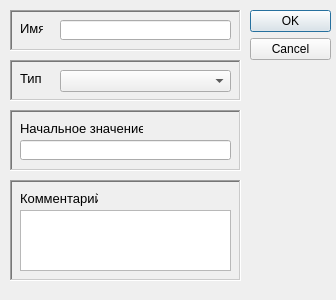
This is RC/qvariableeditor.ui in graf-abolmasov/PGraph as Qt 5 draws it before an edit. The edited form follows.
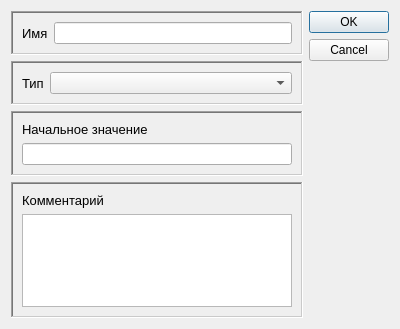
This is the edited form. Icons and pictures are not drawn.

Commit message:
! Важное изменение алгоритма создания актора на основе базового модуля. ! Изменена структура БД: добавлено поле nev в таблицу databaz. Добавлены скрипты автоматического заполнения БД. ! Отредактированы все формы с использованием layouts везде, где необходимо.
* Исправлена ошибка при создании редактора массива.

What changed in the file:
```diff
--- a/RC/qvariableeditor.ui
+++ b/RC/qvariableeditor.ui
@@ -6,20 +6,20 @@
    <rect>
     <x>0</x>
     <y>0</y>
-    <width>336</width>
-    <height>300</height>
+    <width>400</width>
+    <height>329</height>
    </rect>
   </property>
   <property name="minimumSize">
    <size>
-    <width>336</width>
+    <width>400</width>
     <height>300</height>
    </size>
   </property>
   <property name="maximumSize">
    <size>
-    <width>336</width>
-    <height>300</height>
+    <width>800</width>
+    <height>600</height>
    </size>
   </property>
   <property name="windowTitle">
@@ -29,31 +29,11 @@
    <iconset resource="resources.qrc">
     <normaloff>:/images/G.png</normaloff>:/images/G.png</iconset>
   </property>
-  <widget class="QDialogButtonBox" name="buttonBox">
-   <property name="geometry">
-    <rect>
-     <x>250</x>
-     <y>10</y>
-     <width>81</width>
-     <height>61</height>
-    </rect>
-   </property>
-   <property name="orientation">
-    <enum>Qt::Vertical</enum>
-   </property>
-   <property name="standardButtons">
-    <set>QDialogButtonBox::Cancel|QDialogButtonBox::Ok</set>
-   </property>
-  </widget>
+  <layout class="QHBoxLayout" name="horizontalLayout_3">
+   <item>
+    <layout class="QVBoxLayout" name="verticalLayout_3">
+     <item>
   <widget class="QFrame" name="frame">
-   <property name="geometry">
-    <rect>
-     <x>10</x>
-     <y>10</y>
-     <width>231</width>
-     <height>41</height>
-    </rect>
-   </property>
    <property name="frameShape">
     <enum>QFrame::WinPanel</enum>
    </property>
@@ -66,15 +46,9 @@
    <property name="midLineWidth">
     <number>1</number>
    </property>
+       <layout class="QHBoxLayout" name="horizontalLayout">
+        <item>
    <widget class="QLabel" name="nameLbl">
-    <property name="geometry">
-     <rect>
-      <x>10</x>
-      <y>10</y>
-      <width>23</width>
-      <height>16</height>
-     </rect>
-    </property>
     <property name="font">
      <font>
       <pointsize>10</pointsize>
@@ -87,26 +61,15 @@
      <cstring>nameEdt</cstring>
     </property>
    </widget>
-   <widget class="QLineEdit" name="nameEdt">
-    <property name="geometry">
-     <rect>
-      <x>50</x>
-      <y>10</y>
-      <width>171</width>
-      <height>20</height>
-     </rect>
-    </property>
-   </widget>
-  </widget>
+        </item>
+        <item>
+         <widget class="QLineEdit" name="nameEdt"/>
+        </item>
+       </layout>
+      </widget>
+     </item>
+     <item>
   <widget class="QFrame" name="frame_2">
-   <property name="geometry">
-    <rect>
-     <x>10</x>
-     <y>60</y>
-     <width>231</width>
-     <height>41</height>
-    </rect>
-   </property>
    <property name="frameShape">
     <enum>QFrame::WinPanel</enum>
    </property>
@@ -119,14 +82,14 @@
    <property name="midLineWidth">
     <number>1</number>
    </property>
+       <layout class="QHBoxLayout" name="horizontalLayout_2">
+        <item>
    <widget class="QLabel" name="typeLbl">
-    <property name="geometry">
-     <rect>
-      <x>10</x>
-      <y>10</y>
-      <width>22</width>
-      <height>16</height>
-     </rect>
+          <property name="sizePolicy">
+           <sizepolicy hsizetype="Preferred" vsizetype="Preferred">
+            <horstretch>0</horstretch>
+            <verstretch>0</verstretch>
+           </sizepolicy>
     </property>
     <property name="font">
      <font>
@@ -140,26 +103,22 @@
      <cstring>typeCmbBox</cstring>
     </property>
    </widget>
+        </item>
+        <item>
    <widget class="QComboBox" name="typeCmbBox">
-    <property name="geometry">
-     <rect>
-      <x>50</x>
-      <y>10</y>
-      <width>171</width>
-      <height>22</height>
-     </rect>
-    </property>
-   </widget>
-  </widget>
+          <property name="sizePolicy">
+           <sizepolicy hsizetype="Expanding" vsizetype="Preferred">
+            <horstretch>0</horstretch>
+            <verstretch>0</verstretch>
+           </sizepolicy>
+          </property>
+         </widget>
+        </item>
+       </layout>
+      </widget>
+     </item>
+     <item>
   <widget class="QFrame" name="frame_3">
-   <property name="geometry">
-    <rect>
-     <x>10</x>
-     <y>110</y>
-     <width>231</width>
-     <height>61</height>
-    </rect>
-   </property>
    <property name="frameShape">
     <enum>QFrame::WinPanel</enum>
    </property>
@@ -172,15 +131,9 @@
    <property name="midLineWidth">
     <number>1</number>
    </property>
+       <layout class="QVBoxLayout" name="verticalLayout">
+        <item>
    <widget class="QLabel" name="initvalueLbl">
-    <property name="geometry">
-     <rect>
-      <x>10</x>
-      <y>10</y>
-      <width>123</width>
-      <height>16</height>
-     </rect>
-    </property>
     <property name="font">
      <font>
       <pointsize>10</pointsize>
@@ -193,29 +146,19 @@
      <cstring>initValueEdt</cstring>
     </property>
    </widget>
+        </item>
+        <item>
    <widget class="QLineEdit" name="initValueEdt">
-    <property name="geometry">
-     <rect>
-      <x>10</x>
-      <y>30</y>
-      <width>211</width>
-      <height>20</height>
-     </rect>
-    </property>
     <property name="frame">
      <bool>true</bool>
     </property>
    </widget>
-  </widget>
+        </item>
+       </layout>
+      </widget>
+     </item>
+     <item>
   <widget class="QFrame" name="frame_4">
-   <property name="geometry">
-    <rect>
-     <x>10</x>
-     <y>180</y>
-     <width>231</width>
-     <height>101</height>
-    </rect>
-   </property>
    <property name="frameShape">
     <enum>QFrame::WinPanel</enum>
    </property>
@@ -228,15 +171,9 @@
    <property name="midLineWidth">
     <number>1</number>
    </property>
+       <layout class="QVBoxLayout" name="verticalLayout_2">
+        <item>
    <widget class="QLabel" name="commentLbl">
-    <property name="geometry">
-     <rect>
-      <x>10</x>
-      <y>10</y>
-      <width>78</width>
-      <height>16</height>
-     </rect>
-    </property>
     <property name="font">
      <font>
       <pointsize>10</pointsize>
@@ -249,15 +186,9 @@
      <cstring>commentTxtEdt</cstring>
     </property>
    </widget>
+        </item>
+        <item>
    <widget class="QPlainTextEdit" name="commentTxtEdt">
-    <property name="geometry">
-     <rect>
-      <x>10</x>
-      <y>30</y>
-      <width>211</width>
-      <height>61</height>
-     </rect>
-    </property>
     <property name="font">
      <font>
       <pointsize>10</pointsize>
@@ -270,7 +201,23 @@
      <bool>true</bool>
     </property>
    </widget>
-  </widget>
+        </item>
+       </layout>
+      </widget>
+     </item>
+    </layout>
+   </item>
+   <item>
+    <widget class="QDialogButtonBox" name="buttonBox">
+     <property name="orientation">
+      <enum>Qt::Vertical</enum>
+     </property>
+     <property name="standardButtons">
+      <set>QDialogButtonBox::Cancel|QDialogButtonBox::Ok</set>
+     </property>
+    </widget>
+   </item>
+  </layout>
  </widget>
  <tabstops>
   <tabstop>nameEdt</tabstop>
```
Lines whose indentation alone changed are shown as unchanged. The commit also changes 21 other files.
